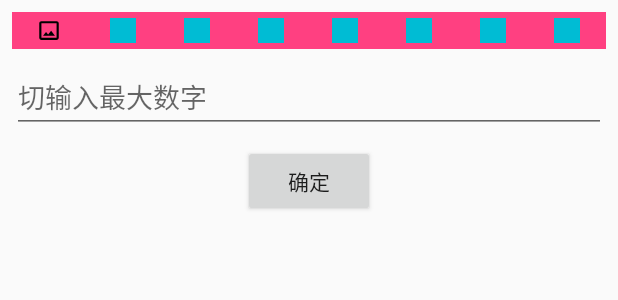
After one commit to huxiaowei008/AndroidDemo, an Android app: the layout activity_input.xml on its own in the app's theme, with its tools: preview values and no code run, on a phone screen of 412 x 824 dp. The commit adds this screen. Shown: the top 300 px of the screen. Run offline under Robolectric (Android 15) with nearby library versions, the phone set to English and light mode, and no system bars.

Commit message:
11月8日 增加类似密码框的输入控件

```diff
--- /dev/null
+++ b/app/src/main/res/layout/activity_input.xml
@@ -0,0 +1,46 @@
+<?xml version="1.0" encoding="utf-8"?>
+<android.support.constraint.ConstraintLayout xmlns:android="http://schemas.android.com/apk/res/android"
+    xmlns:app="http://schemas.android.com/apk/res-auto"
+    android:layout_width="match_parent"
+    android:layout_height="match_parent">
+
+    <com.hxw.frame.widget.InputView
+        android:id="@+id/input"
+        android:layout_width="match_parent"
+        android:layout_height="wrap_content"
+        android:layout_marginEnd="8dp"
+        android:layout_marginStart="8dp"
+        android:layout_marginTop="8dp"
+        android:background="@color/colorAccent"
+        app:layout_constraintEnd_toEndOf="parent"
+        app:layout_constraintStart_toStartOf="parent"
+        app:layout_constraintTop_toTopOf="parent"
+        app:maxLength="8"
+        app:textBackground="@color/cyan_500"
+        app:textBackgroundSelected="@drawable/ic_crop_original" />
+
+    <EditText
+        android:id="@+id/edt_max"
+        android:layout_width="match_parent"
+        android:layout_height="wrap_content"
+        android:layout_marginEnd="8dp"
+        android:layout_marginStart="8dp"
+        android:layout_marginTop="8dp"
+        android:hint="切输入最大数字"
+        android:inputType="number"
+        app:layout_constraintEnd_toEndOf="parent"
+        app:layout_constraintStart_toStartOf="parent"
+        app:layout_constraintTop_toBottomOf="@+id/input" />
+
+    <Button
+        android:id="@+id/btn_sure"
+        android:layout_width="wrap_content"
+        android:layout_height="wrap_content"
+        android:layout_marginEnd="8dp"
+        android:layout_marginStart="8dp"
+        android:layout_marginTop="8dp"
+        android:text="确定"
+        app:layout_constraintEnd_toEndOf="parent"
+        app:layout_constraintStart_toStartOf="parent"
+        app:layout_constraintTop_toBottomOf="@+id/edt_max" />
+</android.support.constraint.ConstraintLayout>
--- a/app/src/main/res/layout/activity_main.xml
+++ b/app/src/main/res/layout/activity_main.xml
@@ -100,5 +100,10 @@
             android:layout_width="wrap_content"
             android:layout_height="wrap_content"
             android:text="camera2的扫描" />
+        <Button
+            android:id="@+id/btn_16"
+            android:layout_width="wrap_content"
+            android:layout_height="wrap_content"
+            android:text="类似密码的输入控件"/>
     </LinearLayout>
 </ScrollView>
--- /dev/null
+++ b/frame/src/main/java/com/hxw/frame/widget/InputView.java
@@ -0,0 +1,192 @@
+package com.hxw.frame.widget;
+
+import android.content.Context;
+import android.content.res.ColorStateList;
+import android.content.res.TypedArray;
+import android.graphics.Canvas;
+import android.graphics.Color;
+import android.graphics.Paint;
+import android.graphics.Rect;
+import android.graphics.drawable.ColorDrawable;
+import android.graphics.drawable.Drawable;
+import android.support.v7.widget.AppCompatTextView;
+import android.text.InputFilter;
+import android.text.TextPaint;
+import android.util.AttributeSet;
+
+import com.hxw.frame.R;
+
+import timber.log.Timber;
+
+/**
+ * 类似密码框输入,适用于字数少的,行数为1,字体大小适配控件大小
+ *
+ * @author hxw
+ * @date 2017/11/7
+ */
+
+public class InputView extends AppCompatTextView {
+
+    private Context mContext;
+    private ColorStateList textColor;
+
+    /**
+     * 字体大小
+     */
+    private float textSize;
+//    /**
+//     * 每个字的常态背景资源id
+//     */
+//    private int textBackgroundId;
+//    /**
+//     * 每个字的选中背景资源id
+//     */
+//    private int textBackgroundSelectedId;
+
+    private int maxLength;//最大字符数
+    private int boxMargin; //字符方块的margin
+
+    private int currentTextLength;
+    private String text;
+    private TextPaint textPaint = new TextPaint(Paint.ANTI_ALIAS_FLAG);
+
+    private Drawable backgroundDrawable;
+    private Drawable backgroundSelectedDrawable;
+
+
+    public InputView(Context context) {
+        this(context, null);
+    }
+
+    public InputView(Context context, AttributeSet attrs) {
+        this(context, attrs, android.support.v7.appcompat.R.attr.editTextStyle);
+    }
+
+    public InputView(Context context, AttributeSet attrs, int defStyleAttr) {
+        super(context, attrs, defStyleAttr);
+        mContext = context;
+
+        TypedArray a = context.obtainStyledAttributes(attrs, R.styleable.InputView);
+
+        try {
+            if (a.hasValue(R.styleable.InputView_textColor)) {
+                textColor = a.getColorStateList(R.styleable.InputView_textColor);
+            }
+            backgroundDrawable = a.getDrawable(R.styleable.InputView_textBackground);
+            backgroundSelectedDrawable = a.getDrawable(R.styleable.InputView_textBackgroundSelected);
+            maxLength = a.getInt(R.styleable.InputView_maxLength, -1);
+            boxMargin = a.getDimensionPixelOffset(R.styleable.InputView_boxMargin, dp2px(mContext, 4));
+
+        } finally {
+            a.recycle();
+        }
+
+        //设置光标不可见
+        setCursorVisible(false);
+        setMaxLines(1);
+        if (maxLength > 0) {
+            setFilters(new InputFilter[]{new InputFilter.LengthFilter(maxLength)});
+        }
+        if (backgroundDrawable == null) {
+            backgroundDrawable = new ColorDrawable(Color.parseColor("#00000000"));
+        }
+        if (backgroundSelectedDrawable == null) {
+            backgroundSelectedDrawable = new ColorDrawable(Color.parseColor("#00000000"));
+        }
+//        if (textBackgroundId != -1) {
+//            backgroundDrawable = AppCompatResources.getDrawable(mContext, textBackgroundId);
+//        }
+//        if (textBackgroundSelectedId != -1) {
+//            backgroundSelectedDrawable = AppCompatResources.getDrawable(mContext, textBackgroundSelectedId);
+//        }
+
+        textPaint.density = getResources().getDisplayMetrics().density;
+        textPaint.setFakeBoldText(false);
+        textPaint.setTextSkewX(0);
+        if (textColor != null) {
+            textPaint.setColor(textColor.getColorForState(getDrawableState(), 0));
+        }
+
+        textPaint.setTextAlign(Paint.Align.CENTER);
+    }
+
+    @Override
+    protected void onDraw(Canvas canvas) {
+        Timber.tag("InputView").d("onDraw");
+        int width = getWidth();
+        int height = getHeight();
+
+        //大框的宽度,高度和控件一样
+        int boxWidth = width / maxLength;
+        //获取宽高最小的一边调整,使宽度小于等于高度
+        int min = Math.min(boxWidth, height);
+        int dw = (boxWidth - min) / 2;
+        int bgSize = min - boxMargin * 2;//背景最小一边的大小
+        if (bgSize <= 0) {
+            return;
+        }
+        textSize = bgSize * 0.8f;
+        textPaint.setTextSize(textSize);
+        Paint.FontMetricsInt fontMetrics = textPaint.getFontMetricsInt();
+
+        int baseline = (height - fontMetrics.bottom - fontMetrics.top) / 2;
+
+        for (int i = 0; i < maxLength; i++) {
+            Rect box = getBoxRect(boxWidth, height, dw, i);
+            if (i == currentTextLength) {
+                backgroundSelectedDrawable.setBounds(box);
+                backgroundSelectedDrawable.draw(canvas);
+            } else {
+                backgroundDrawable.setBounds(box);
+                backgroundDrawable.draw(canvas);
+            }
+            if (i < currentTextLength) {
+                canvas.drawText(text.substring(i, i + 1), box.centerX(), baseline, textPaint);
+            }
+        }
+    }
+
+    /**
+     * 获取背景的框大小
+     *
+     * @param boxWidth  大框的宽度
+     * @param boxHeight 大框的高度
+     * @param dw        调整数值,使宽度小于等于高度
+     * @param i         框的编号
+     * @return
+     */
+    private Rect getBoxRect(int boxWidth, int boxHeight, int dw, int i) {
+        //具体的背景框上下左右
+        int left = boxWidth * i + boxMargin;
+        int right = boxWidth * (i + 1) - boxMargin;
+        int top = boxMargin;
+        int bottom = boxHeight - boxMargin;
+        left += dw;
+        right -= dw;
+        return new Rect(left, top, right, bottom);
+    }
+
+    @Override
+    protected void onTextChanged(CharSequence text, int start, int lengthBefore, int lengthAfter) {
+        super.onTextChanged(text, start, lengthBefore, lengthAfter);
+        this.currentTextLength = text.toString().length();
+        this.text = text.toString();
+        invalidate();
+    }
+
+    @Override
+    protected boolean getDefaultEditable() {
+        return true;
+    }
+
+    public void setMaxLength(int maxLength) {
+        this.maxLength = maxLength;
+        setFilters(new InputFilter[]{new InputFilter.LengthFilter(maxLength)});
+        invalidate();
+    }
+
+    public static int dp2px(Context context, float dp) {
+        final float density = context.getResources().getDisplayMetrics().density;
+        return (int) (dp * density + 0.5);
+    }
+}
```
Also changed, not shown: app/src/main/AndroidManifest.xml (+5 -4 lines), app/src/main/java/com/hxw/androiddemo/mvp/InputActivity.java (added, +50 -0 lines), app/src/main/java/com/hxw/androiddemo/mvp/main/MainActivity.java (+8 -2 lines), frame/src/main/res/values/attrs.xml (+18 -10 lines).
